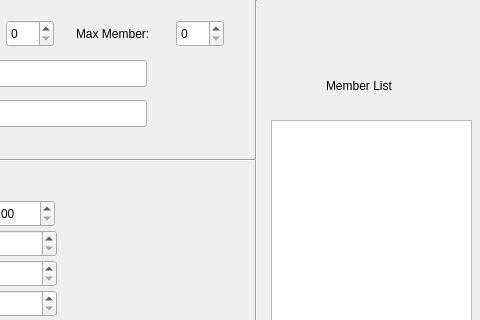
Qt form d2/adminprojwindow.ui (forshakuras/3004) before a commit; both pictures show x 354 to 834 and y 0 to 320 of the 834 by 658 pixel window.
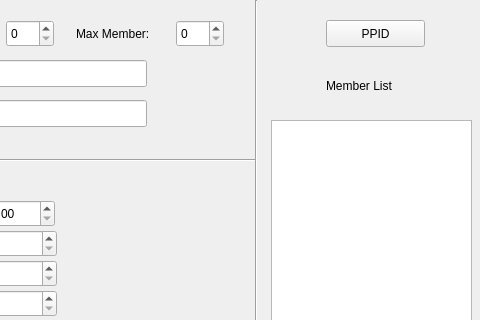
The same form after that commit.

Diff of the .ui file:
```diff
--- a/d2/adminprojwindow.ui
+++ b/d2/adminprojwindow.ui
@@ -540,6 +540,19 @@
     </rect>
    </property>
   </widget>
+  <widget class="QPushButton" name="pushButton">
+   <property name="geometry">
+    <rect>
+     <x>680</x>
+     <y>20</y>
+     <width>99</width>
+     <height>27</height>
+    </rect>
+   </property>
+   <property name="text">
+    <string>PPID</string>
+   </property>
+  </widget>
  </widget>
  <resources/>
  <connections/>
```
